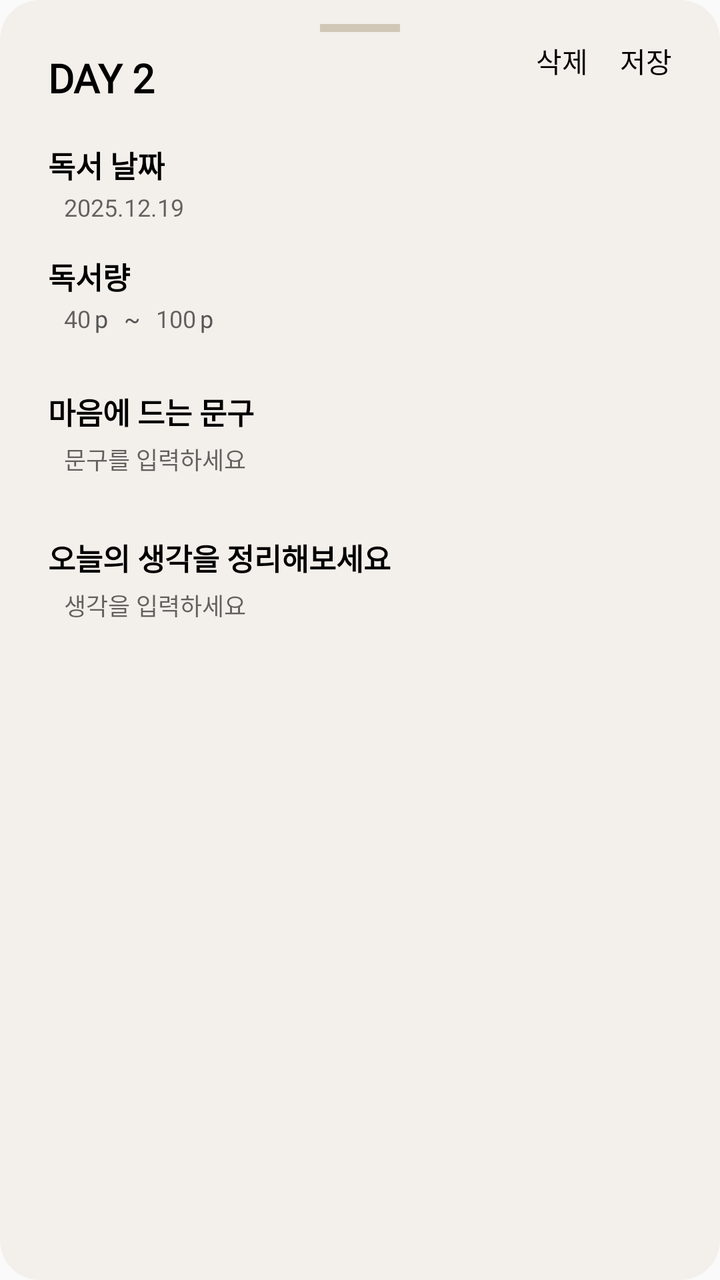
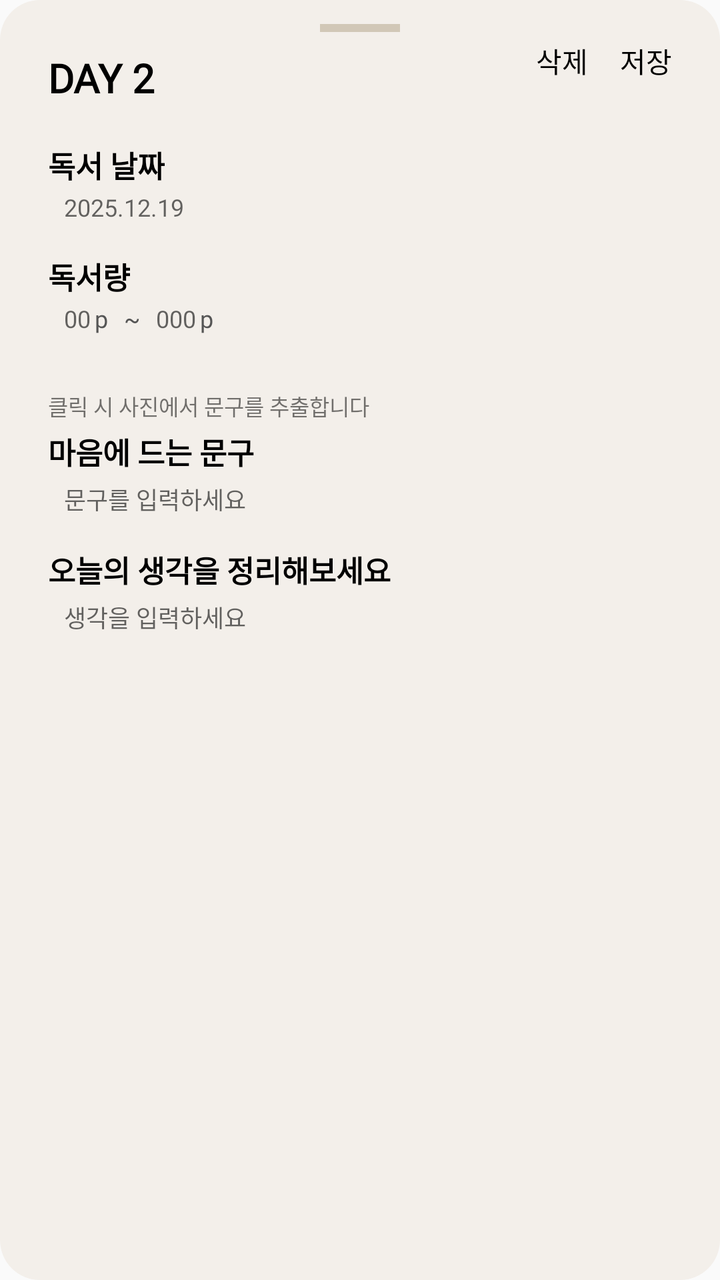

Two renders of the same Android screen: before a commit and after it. Below are the layout's source before the change and the commit's diff.
<!-- AndroidManifest.xml: application theme Theme.RememberBooks -->
<!-- res/layout/layout_bottom_sheet_record.xml -->
<?xml version="1.0" encoding="utf-8"?>
<androidx.constraintlayout.widget.ConstraintLayout xmlns:android="http://schemas.android.com/apk/res/android"
    xmlns:app="http://schemas.android.com/apk/res-auto"
    android:layout_width="match_parent"
    android:layout_height="wrap_content"
    android:paddingHorizontal="24dp"
    android:paddingBottom="32dp"
    android:background="@drawable/bg_radius_20">

    <View
        android:id="@+id/view_handler"
        android:layout_width="40dp"
        android:layout_height="4dp"
        android:layout_marginTop="12dp"
        android:background="#D1C7B7"
        app:layout_constraintEnd_toEndOf="parent"
        app:layout_constraintStart_toStartOf="parent"
        app:layout_constraintTop_toTopOf="parent" />

    <TextView
        android:id="@+id/tv_delete"
        android:layout_width="wrap_content"
        android:layout_height="wrap_content"
        android:layout_marginTop="20dp"
        android:layout_marginEnd="16dp"
        android:text="삭제"
        android:fontFamily="@font/noto_serif_kr_bold"
        android:textColor="#000000"
        android:textSize="14sp"
        app:layout_constraintEnd_toStartOf="@id/tv_save"
        app:layout_constraintTop_toTopOf="parent" />

    <TextView
        android:id="@+id/tv_save"
        android:layout_width="wrap_content"
        android:layout_height="wrap_content"
        android:layout_marginTop="20dp"
        android:text="저장"
        android:fontFamily="@font/noto_serif_kr_bold"
        android:textColor="#000000"
        android:textSize="14sp"
        app:layout_constraintEnd_toEndOf="parent"
        app:layout_constraintTop_toTopOf="parent" />

    <TextView
        android:id="@+id/tv_day"
        android:layout_width="wrap_content"
        android:layout_height="wrap_content"
        android:layout_marginTop="12dp"
        android:text="DAY 2"
        android:fontFamily="@font/noto_serif_kr_bold"
        android:includeFontPadding="false"
        android:textSize="20sp"
        android:textStyle="bold"
        android:textColor="#000000"
        app:layout_constraintStart_toStartOf="parent"
        app:layout_constraintTop_toBottomOf="@id/view_handler" />

    <TextView
        android:id="@+id/label_date"
        style="@style/DetailLabelStyle"
        android:layout_marginTop="20dp"
        android:text="독서 날짜"
        app:layout_constraintStart_toStartOf="parent"
        app:layout_constraintTop_toBottomOf="@id/tv_day" />

    <EditText
        android:id="@+id/et_date"
        style="@style/recordContentStyle"
        android:hint="2025.12.19"
        android:inputType="date"
        android:background="@null"
        app:layout_constraintStart_toStartOf="parent"
        app:layout_constraintTop_toBottomOf="@id/label_date" />

    <TextView
        android:id="@+id/label_amount"
        style="@style/DetailLabelStyle"
        android:layout_marginTop="16dp"
        android:text="독서량"
        app:layout_constraintStart_toStartOf="parent"
        app:layout_constraintTop_toBottomOf="@id/et_date" />

    <LinearLayout
        android:id="@+id/start_page_container"
        android:layout_width="wrap_content"
        android:layout_height="wrap_content"
        android:gravity="center_horizontal"
        app:layout_constraintStart_toStartOf="parent"
        app:layout_constraintTop_toBottomOf="@id/label_amount">

        <EditText
            android:id="@+id/et_start_page"
            style="@style/recordContentStyle"
            android:hint="40"
            android:background="@null"
            android:inputType="number" />

        <TextView
            android:layout_width="wrap_content"
            android:layout_height="wrap_content"
            android:text="p"
            android:textSize="12sp"
            android:textColor="#555555"
            android:fontFamily="@font/noto_serif_kr_regular"
            android:includeFontPadding="false"
            android:layout_marginTop="4dp"
            android:layout_marginStart="2dp"/>

        <TextView
            style="@style/recordContentStyle"
            android:id="@+id/page_devider"
            android:text="~" />

        <EditText
            android:id="@+id/et_end_page"
            style="@style/recordContentStyle"
            android:background="@null"
            android:hint="100"
            android:inputType="number"
            app:layout_constraintStart_toEndOf="@+id/start_page_container"
            app:layout_constraintTop_toBottomOf="@id/label_amount" />

        <TextView
            android:layout_width="wrap_content"
            android:layout_height="wrap_content"
            android:text="p"
            android:textSize="12sp"
            android:textColor="#555555"
            android:fontFamily="@font/noto_serif_kr_regular"
            android:includeFontPadding="false"
            android:layout_marginTop="4dp"
            android:layout_marginStart="2dp"/>

    </LinearLayout>

    <TextView
        android:id="@+id/label_quote"
        style="@style/DetailLabelStyle"
        android:layout_marginTop="16dp"
        android:text="마음에 드는 문구"
        app:layout_constraintStart_toStartOf="parent"
        app:layout_constraintTop_toBottomOf="@id/start_page_container" />

    <EditText
        android:id="@+id/et_quote"
        style="@style/recordContentStyle"
        android:hint="문구를 입력하세요"
        android:minLines="2"
        android:gravity="top"
        android:background="@null"
        app:layout_constraintStart_toStartOf="parent"
        app:layout_constraintTop_toBottomOf="@id/label_quote" />

    <TextView
        android:id="@+id/label_thought"
        style="@style/DetailLabelStyle"
        android:layout_marginTop="16dp"
        android:text="오늘의 생각을 정리해보세요"
        app:layout_constraintStart_toStartOf="parent"
        app:layout_constraintTop_toBottomOf="@id/et_quote" />

    <EditText
        android:id="@+id/et_thought"
        style="@style/recordContentStyle"
        android:hint="생각을 입력하세요"
        android:background="@null"
        android:minLines="4"
        android:gravity="top"
        app:layout_constraintStart_toStartOf="parent"
        app:layout_constraintTop_toBottomOf="@id/label_thought" />

</androidx.constraintlayout.widget.ConstraintLayout>
<!-- resources referenced by this layout -->
<resources>
  <!-- drawable bg_radius_20 (drawable) -->
  <?xml version="1.0" encoding="utf-8"?>
  <shape xmlns:android="http://schemas.android.com/apk/res/android">
      <solid android:color="#F3EFEA"/>
      <corners android:radius="20dp"/>
  </shape>
  <style name="DetailLabelStyle">
          <item name="android:layout_width">wrap_content</item>
          <item name="android:layout_height">wrap_content</item>
          <item name="android:textSize">15sp</item>
          <item name="android:textColor">#000000</item>
          <item name="android:textStyle">bold</item>
          <item name="android:fontFamily">@font/noto_serif_kr_bold</item>
          <item name="android:includeFontPadding">false</item>
      </style>
  <style name="recordContentStyle">
          <item name="android:layout_width">wrap_content</item>
          <item name="android:layout_height">wrap_content</item>
          <item name="android:textSize">12sp</item>
          <item name="android:textColor">#555555</item>
          <item name="android:layout_marginStart">8dp</item>
          <item name="android:layout_marginTop">4dp</item>
          <item name="android:layout_marginBottom">12dp</item>
          <item name="android:fontFamily">@font/noto_serif_kr_regular</item>
          <item name="android:includeFontPadding">false</item>
      </style>
  <style name="Theme.RememberBooks" parent="Theme.AppCompat.Light.NoActionBar" />
</resources>

<!-- the commit's change to res/layout/layout_bottom_sheet_record.xml (unified diff, before → after) -->
@@ -17,12 +17,28 @@
         app:layout_constraintStart_toStartOf="parent"
         app:layout_constraintTop_toTopOf="parent" />
 
+
+    <TextView
+        android:id="@+id/get_text_from_img"
+        android:layout_width="wrap_content"
+        android:layout_height="wrap_content"
+        android:clickable="true"
+        android:src="@drawable/bg_custom_ripple"
+        android:layout_marginTop="16dp"
+        android:fontFamily="@font/noto_serif_kr_bold"
+        android:includeFontPadding="false"
+        android:text="클릭 시 사진에서 문구를 추출합니다"
+        android:textSize="11sp"
+        app:layout_constraintStart_toStartOf="parent"
+        app:layout_constraintTop_toBottomOf="@+id/start_page_container" />
+
     <TextView
         android:id="@+id/tv_delete"
         android:layout_width="wrap_content"
         android:layout_height="wrap_content"
         android:layout_marginTop="20dp"
         android:layout_marginEnd="16dp"
+        android:src="@drawable/bg_custom_ripple"
         android:text="삭제"
         android:fontFamily="@font/noto_serif_kr_bold"
         android:textColor="#000000"
@@ -36,6 +52,7 @@
         android:layout_height="wrap_content"
         android:layout_marginTop="20dp"
         android:text="저장"
+        android:src="@drawable/bg_custom_ripple"
         android:fontFamily="@font/noto_serif_kr_bold"
         android:textColor="#000000"
         android:textSize="14sp"
@@ -64,8 +81,8 @@
         app:layout_constraintStart_toStartOf="parent"
         app:layout_constraintTop_toBottomOf="@id/tv_day" />
 
-    <EditText
-        android:id="@+id/et_date"
+    <TextView
+        android:id="@+id/tv_date"
         style="@style/recordContentStyle"
         android:hint="2025.12.19"
         android:inputType="date"
@@ -79,7 +96,7 @@
         android:layout_marginTop="16dp"
         android:text="독서량"
         app:layout_constraintStart_toStartOf="parent"
-        app:layout_constraintTop_toBottomOf="@id/et_date" />
+        app:layout_constraintTop_toBottomOf="@id/tv_date" />
 
     <LinearLayout
         android:id="@+id/start_page_container"
@@ -92,7 +109,7 @@
         <EditText
             android:id="@+id/et_start_page"
             style="@style/recordContentStyle"
-            android:hint="40"
+            android:hint="00"
             android:background="@null"
             android:inputType="number" />
 
@@ -116,7 +133,7 @@
             android:id="@+id/et_end_page"
             style="@style/recordContentStyle"
             android:background="@null"
-            android:hint="100"
+            android:hint="000"
             android:inputType="number"
             app:layout_constraintStart_toEndOf="@+id/start_page_container"
             app:layout_constraintTop_toBottomOf="@id/label_amount" />
@@ -137,16 +154,16 @@
     <TextView
         android:id="@+id/label_quote"
         style="@style/DetailLabelStyle"
-        android:layout_marginTop="16dp"
+        android:layout_marginTop="4dp"
         android:text="마음에 드는 문구"
         app:layout_constraintStart_toStartOf="parent"
-        app:layout_constraintTop_toBottomOf="@id/start_page_container" />
+        app:layout_constraintTop_toBottomOf="@id/get_text_from_img" />
 
     <EditText
         android:id="@+id/et_quote"
         style="@style/recordContentStyle"
         android:hint="문구를 입력하세요"
-        android:minLines="2"
+        android:maxLines="4"
         android:gravity="top"
         android:background="@null"
         app:layout_constraintStart_toStartOf="parent"
@@ -165,7 +182,7 @@
         style="@style/recordContentStyle"
         android:hint="생각을 입력하세요"
         android:background="@null"
-        android:minLines="4"
+        android:maxLines="4"
         android:gravity="top"
         app:layout_constraintStart_toStartOf="parent"
         app:layout_constraintTop_toBottomOf="@id/label_thought" />
<!-- resource entries referenced after the edit -->
@@ -1,5 +1,13 @@
 <!-- resources referenced by this layout -->
 <resources>
+  <!-- drawable bg_custom_ripple (drawable) -->
+  <?xml version="1.0" encoding="utf-8"?>
+  <ripple xmlns:android="http://schemas.android.com/apk/res/android"
+      android:color="?android:attr/colorControlHighlight">
+      <item android:id="@android:id/mask">
+          <color android:color="@android:color/white" />
+      </item>
+  </ripple>
   <!-- drawable bg_radius_20 (drawable) -->
   <?xml version="1.0" encoding="utf-8"?>
   <shape xmlns:android="http://schemas.android.com/apk/res/android">
